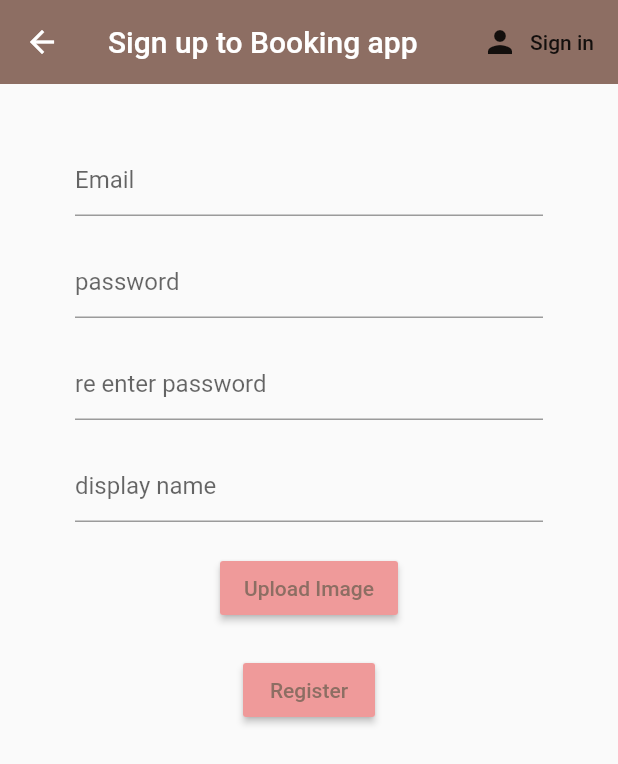
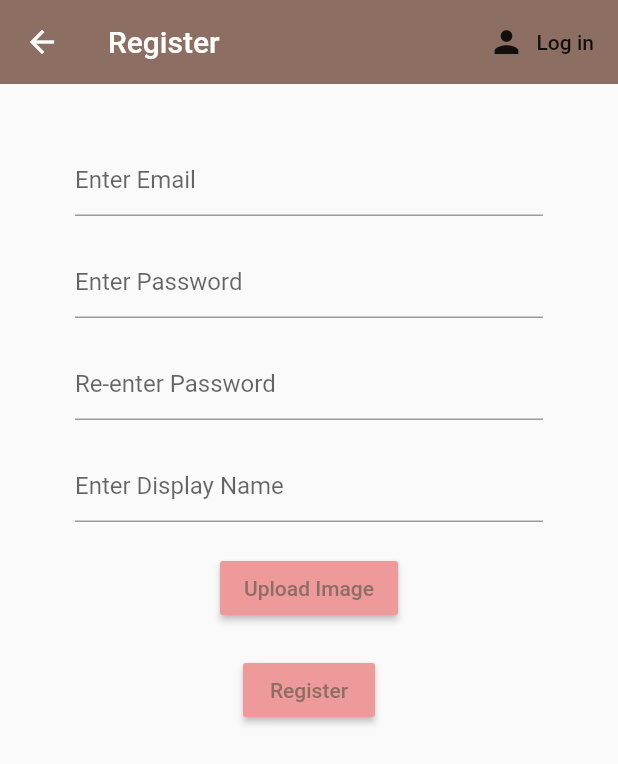
Before and after one commit to creepymarshmallow117/booking_app, a Flutter app: the Register screen opened directly, on a phone screen of 412 x 824 dp. Shown: the top 764 px of the screen. Run offline on Flutter 3.47's test engine with Material 2 defaults, Android fonts, the phone set to English and light mode, and no system bars; our stand-ins replace cloud_firestore, firebase_auth, firebase_core, firebase_storage, image_picker; accounts and stored records are empty.

Commit message:
Added search bar and updated text in login and registration page. Also, changed classes from stateless to statefull in orders and profile file.

```diff
--- a/lib/screens/authenticate/login.dart
+++ b/lib/screens/authenticate/login.dart
@@ -24,7 +24,7 @@ class _LoginState extends State<Login> {
         backgroundColor:  Colors.brown[100],
         appBar: AppBar(backgroundColor: Colors.brown[400],
             elevation: 0.0,
-            title: Text("Sign in to Booking app"),
+            title: Text("Log in"),
             actions: <Widget>[
               FlatButton.icon(
                   icon: Icon(Icons.person),
@@ -47,7 +47,7 @@ class _LoginState extends State<Login> {
                           setState(() => email = val);
                         }
                         ,decoration: new InputDecoration(
-                        hintText: 'Email'
+                        hintText: 'Enter Email'
                     )
                     ),
                     SizedBox(height: 20.0),
@@ -58,7 +58,7 @@ class _LoginState extends State<Login> {
                         setState(() => password = val);
                       },
                       decoration: new InputDecoration(
-                          hintText: 'password'
+                          hintText: 'Enter password'
                       ),
                     ),
                     SizedBox(height: 20.0),
@@ -70,7 +70,7 @@ class _LoginState extends State<Login> {
                             dynamic result = await _auth.signInWithEmail(email, password);
                             if (result == null) {
                               setState((){
-                                error = 'could not sign in with credentials';
+                                error = 'Could not sign in with credentials';
                               });
                             }
                             else{
--- a/lib/screens/authenticate/register.dart
+++ b/lib/screens/authenticate/register.dart
@@ -31,11 +31,11 @@ class _RegisterState extends State<Register> {
       appBar: AppBar(
         backgroundColor: Colors.brown[400],
         elevation: 0.0,
-        title: Text("Sign up to Booking app"),
+        title: Text("Register"),
           actions: <Widget>[
       FlatButton.icon(
       icon: Icon(Icons.person),
-        label: Text('Sign in'),
+        label: Text('Log in'),
         onPressed: (){
           widget.toggleView();
         }
@@ -55,7 +55,7 @@ class _RegisterState extends State<Register> {
                   setState(() => email = val);
                 }
                 ,decoration: new InputDecoration(
-                hintText: 'Email'
+                hintText: 'Enter Email'
             )
             ),
                 SizedBox(height: 20.0),
@@ -66,22 +66,22 @@ class _RegisterState extends State<Register> {
                     setState(() => password = val);
                   },
                   decoration: new InputDecoration(
-                      hintText: 'password'
+                      hintText: 'Enter Password'
                   ),
                 ),
                 SizedBox(height: 20.0),
                 TextFormField(
-                  validator: (val) => password != val ? "Password mismatch": null,
+                  validator: (val) => password != val ? "Password aren't the same": null,
                   obscureText: true,
                   decoration: new InputDecoration(
-                      hintText: 're enter password'
+                      hintText: 'Re-enter Password'
                   ),
                 ),
                 SizedBox(height: 20.0),
                 TextFormField(
                   validator: (val) => displayName.isEmpty ? "a display name is required": null,
                   decoration: new InputDecoration(
-                      hintText: 'display name'
+                      hintText: 'Enter Display Name'
                   ),
                   onChanged: (val){
                     setState(() {
--- a/lib/screens/cart.dart
+++ b/lib/screens/cart.dart
@@ -5,6 +5,8 @@ import 'package:booking_app/screens/home.dart';
 import 'package:booking_app/screens/orders.dart';
 import 'package:booking_app/screens/profile.dart';
 import 'package:booking_app/screens/logout.dart';
+
+
 
 class Cart extends StatelessWidget {
   @override
--- a/lib/screens/orders.dart
+++ b/lib/screens/orders.dart
@@ -5,7 +5,12 @@ import 'package:booking_app/screens/home.dart';
 import 'package:booking_app/screens/profile.dart';
 import 'package:booking_app/screens/logout.dart';
 
-class Orders extends StatelessWidget {
+class Orders extends StatefulWidget {
+  @override
+  _OrdersState createState() => _OrdersState();
+}
+
+class _OrdersState extends State<Orders> {
   @override
   Widget build(BuildContext context) {
     return MaterialApp(
@@ -34,6 +39,7 @@ class Orders extends StatelessWidget {
                 leading: Icon(Icons.home),
                 title: Text('Home'),
                 onTap: () {
+                  Navigator.pop(context);
                   Navigator.push(
                     context,
                     MaterialPageRoute(builder: (context) => Home()),
@@ -44,6 +50,7 @@ class Orders extends StatelessWidget {
                 leading: Icon(Icons.message),
                 title: Text('Your Orders'),
                 onTap: () {
+                  Navigator.pop(context);
                   Navigator.push(
                     context,
                     MaterialPageRoute(builder: (context) => Orders()),
@@ -54,6 +61,7 @@ class Orders extends StatelessWidget {
                 leading: Icon(Icons.account_circle),
                 title: Text('Profile'),
                 onTap: () {
+                  Navigator.pop(context);
                   Navigator.push(
                     context,
                     MaterialPageRoute(builder: (context) => Profile()),
@@ -64,6 +72,7 @@ class Orders extends StatelessWidget {
                 leading: Icon(Icons.logout),
                 title: Text('Log Out'),
                 onTap: () {
+                  Navigator.pop(context);
                   Navigator.push(
                     context,
                     MaterialPageRoute(builder: (context) => Logout()),
--- a/lib/screens/profile.dart
+++ b/lib/screens/profile.dart
@@ -5,7 +5,12 @@ import 'package:booking_app/screens/home.dart';
 import 'package:booking_app/screens/orders.dart';
 import 'package:booking_app/screens/logout.dart';
 
-class Profile extends StatelessWidget {
+class Profile extends StatefulWidget {
+  @override
+  _ProfileState createState() => _ProfileState();
+}
+
+class _ProfileState extends State<Profile> {
   @override
   Widget build(BuildContext context) {
     return MaterialApp(
@@ -34,6 +39,7 @@ class Profile extends StatelessWidget {
                 leading: Icon(Icons.home),
                 title: Text('Home'),
                 onTap: () {
+                  Navigator.pop(context);
                   Navigator.push(
                     context,
                     MaterialPageRoute(builder: (context) => Home()),
@@ -44,6 +50,7 @@ class Profile extends StatelessWidget {
                 leading: Icon(Icons.message),
                 title: Text('Your Orders'),
                 onTap: () {
+                  Navigator.pop(context);
                   Navigator.push(
                     context,
                     MaterialPageRoute(builder: (context) => Orders()),
@@ -54,6 +61,7 @@ class Profile extends StatelessWidget {
                 leading: Icon(Icons.account_circle),
                 title: Text('Profile'),
                 onTap: () {
+                  Navigator.pop(context);
                   Navigator.push(
                     context,
                     MaterialPageRoute(builder: (context) => Profile()),
@@ -64,6 +72,7 @@ class Profile extends StatelessWidget {
                 leading: Icon(Icons.logout),
                 title: Text('Log Out'),
                 onTap: () {
+                  Navigator.pop(context);
                   Navigator.push(
                     context,
                     MaterialPageRoute(builder: (context) => Logout()),
```
Also changed, not shown: lib/screens/home.dart (+35 -96 lines).
